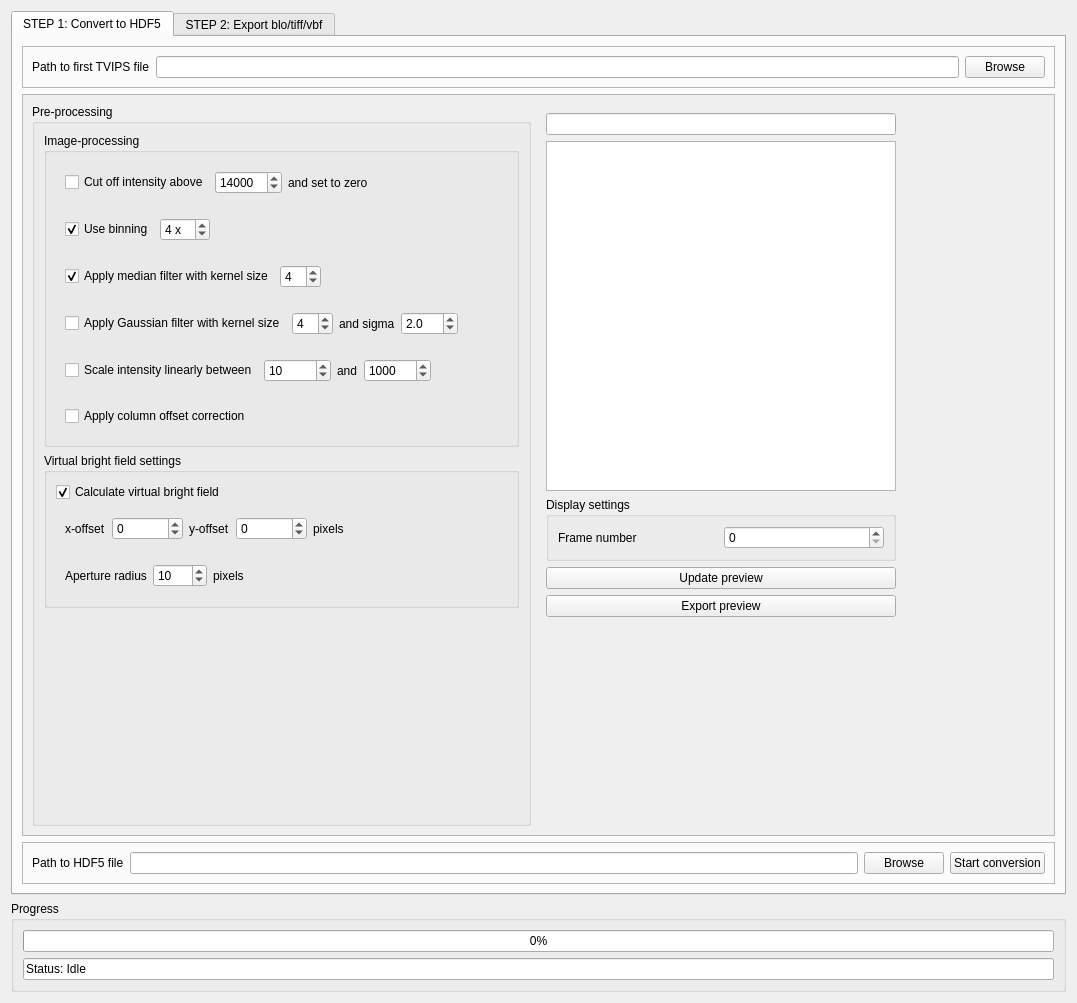
Old version of the form tvipsconverter/widget_2.ui in the repository din14970/TVIPSconverter.
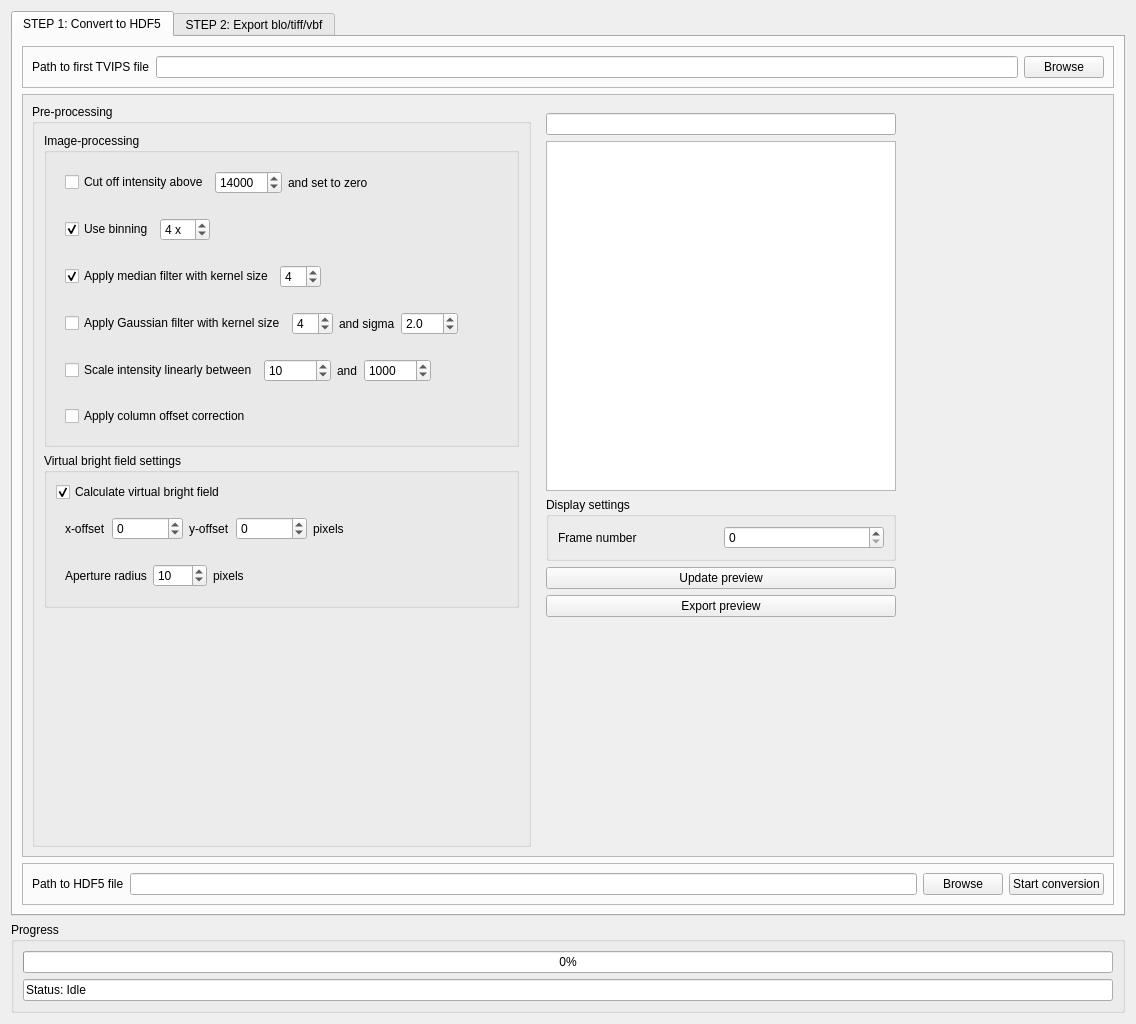
New version of the form. The open tabs and pages were chosen to show the change.

Commit message: renamed spinboxes

```diff
--- a/tvipsconverter/widget_2.ui
+++ b/tvipsconverter/widget_2.ui
@@ -6,8 +6,8 @@
    <rect>
     <x>0</x>
     <y>0</y>
-    <width>1077</width>
-    <height>1003</height>
+    <width>1136</width>
+    <height>1024</height>
    </rect>
   </property>
   <property name="sizePolicy">
@@ -156,8 +156,8 @@
            <rect>
             <x>0</x>
             <y>0</y>
-            <width>1033</width>
-            <height>755</height>
+            <width>1080</width>
+            <height>741</height>
            </rect>
           </property>
           <layout class="QHBoxLayout" name="horizontalLayout_11">
```
Left out of the diff: 10 changed lines with no effect on the pictures. The commit also changes 1 other file.
